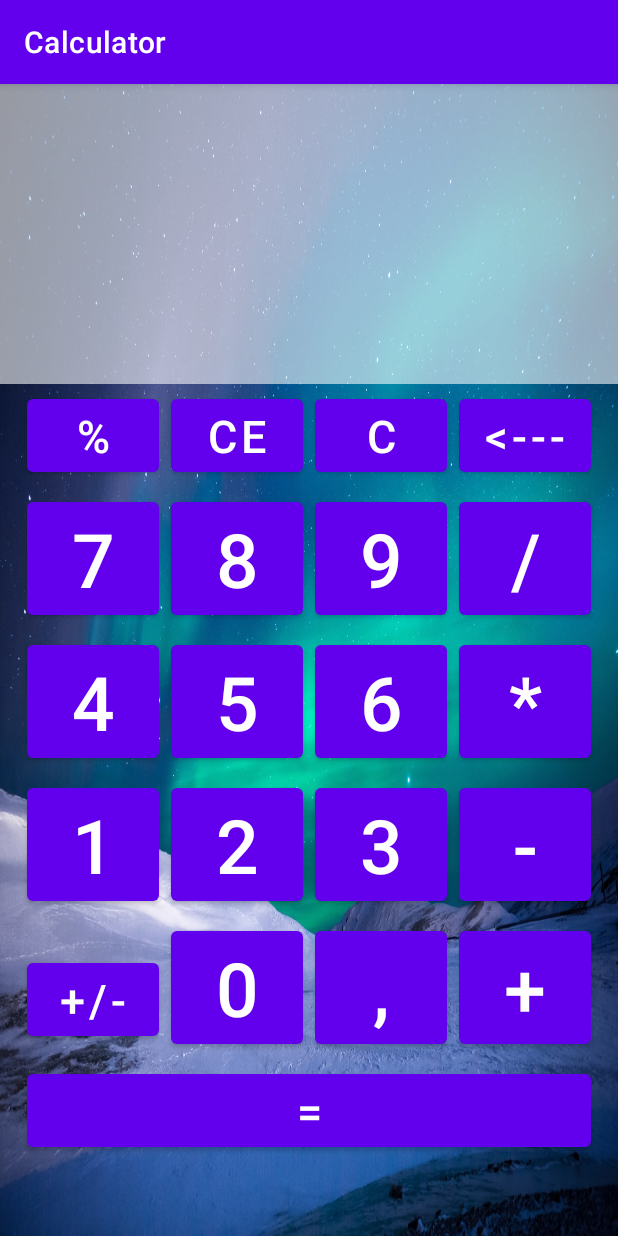
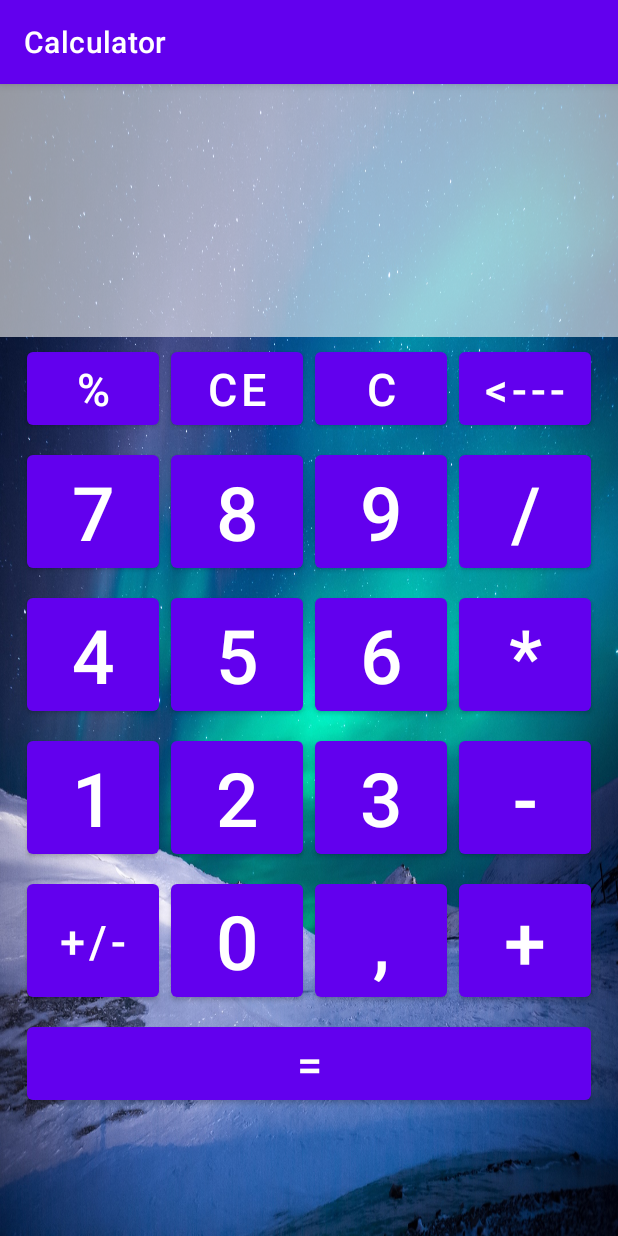
Before and after one commit to Nik-Shalashov/Calculator, an Android app: the screen it shows after launch (MainActivity), on a phone screen of 412 x 824 dp. Run offline under Robolectric (Android 15) with nearby library versions, the phone set to English and light mode, and no system bars.

Commit message:
Небольшие косметические доработки

```diff
--- a/app/src/main/res/layout/activity_main.xml
+++ b/app/src/main/res/layout/activity_main.xml
@@ -3,21 +3,32 @@
     xmlns:tools="http://schemas.android.com/tools"
     android:layout_width="match_parent"
     android:layout_height="match_parent"
+    android:background="@drawable/mountain"
     android:orientation="vertical"
-    android:background="@drawable/mountain"
     tools:context=".MainActivity">
 
+    <EditText
+        android:id="@+id/view_operands"
+        android:layout_width="match_parent"
+        android:layout_height="wrap_content"
+        android:background="#95ffffff"
+        android:enabled="false"
+        android:importantForAutofill="no"
+        android:lines="2"
+        android:maxLines="2"
+        android:textSize="40sp" />
+
     <TextView
-        android:id="@+id/screen"
+        android:id="@+id/view_result"
         android:layout_width="match_parent"
-        android:layout_height="200dp"
+        android:layout_height="wrap_content"
         android:background="#95ffffff"
-        android:text="" />
+        android:textSize="50sp" />
 
     <include
         layout="@layout/keyboard"
         android:layout_width="wrap_content"
         android:layout_height="wrap_content"
-        android:layout_gravity="center"/>
+        android:layout_gravity="center" />
 
 </LinearLayout>
--- a/app/src/main/res/layout/keyboard.xml
+++ b/app/src/main/res/layout/keyboard.xml
@@ -135,10 +135,11 @@
     <Button
         android:id="@+id/buttonPlusOrMinus"
         android:layout_width="wrap_content"
-        android:layout_height="wrap_content"
+        android:layout_height="87dp"
+        android:layout_gravity="center"
         android:layout_margin="4dp"
-        android:textSize="30sp"
-        android:text="@string/button_PlusMinus" />
+        android:text="@string/button_PlusMinus"
+        android:textSize="30sp" />
 
     <Button
         android:id="@+id/button0"
```
